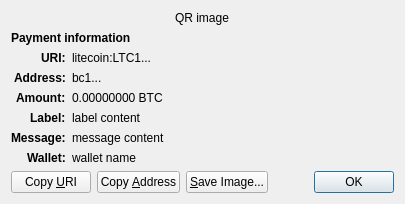
First picture: the form in src/qt/forms/receiverequestdialog.ui, repository BurritoCoinDev/BurritoCoin, before the edit.
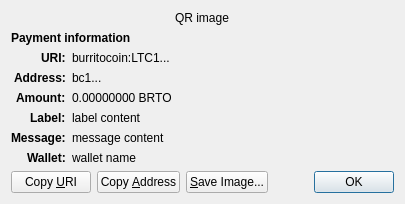
Second picture: the form after the edit. Custom widgets are drawn as their Qt base class.

Commit message:
Rebrand codebase from Litecoin/Bitcoin to BurritoCoin (ticker: BRTO)
- Replace all Litecoin/Bitcoin coin name references with BurritoCoin
- Replace LTC/BTC ticker symbols with BRTO
- Update bech32/MWEB human-readable parts (ltc→brto, tltc→tbrto, rltc→rbrto, ltcmweb→brtomweb)
- Update unit names (lites→burritos, photons→morsels, liteoshi→burrioshi)
- Update client name to BurritoCoinCore
- Comment out Litecoin DNS seeds with BRTO-TODO placeholder
- Add rebrand.py script used to perform the changes

https://claude.ai/code/session_012mruV6G6eFqYamntr9mq78

```diff
--- a/src/qt/forms/receiverequestdialog.ui
+++ b/src/qt/forms/receiverequestdialog.ui
@@ -65,7 +65,7 @@
    <item row="2" column="1" alignment="Qt::AlignTop">
     <widget class="QLabel" name="uri_content">
      <property name="text">
-      <string notr="true">litecoin:LTC1...</string>
+      <string notr="true">burritocoin:LTC1...</string>
      </property>
      <property name="textFormat">
       <enum>Qt::RichText</enum>
@@ -126,7 +126,7 @@
    <item row="4" column="1" alignment="Qt::AlignTop">
     <widget class="QLabel" name="amount_content">
      <property name="text">
-      <string notr="true">0.00000000 BTC</string>
+      <string notr="true">0.00000000 BRTO</string>
      </property>
      <property name="textFormat">
       <enum>Qt::PlainText</enum>
```
The commit also changes 1441 other files.
